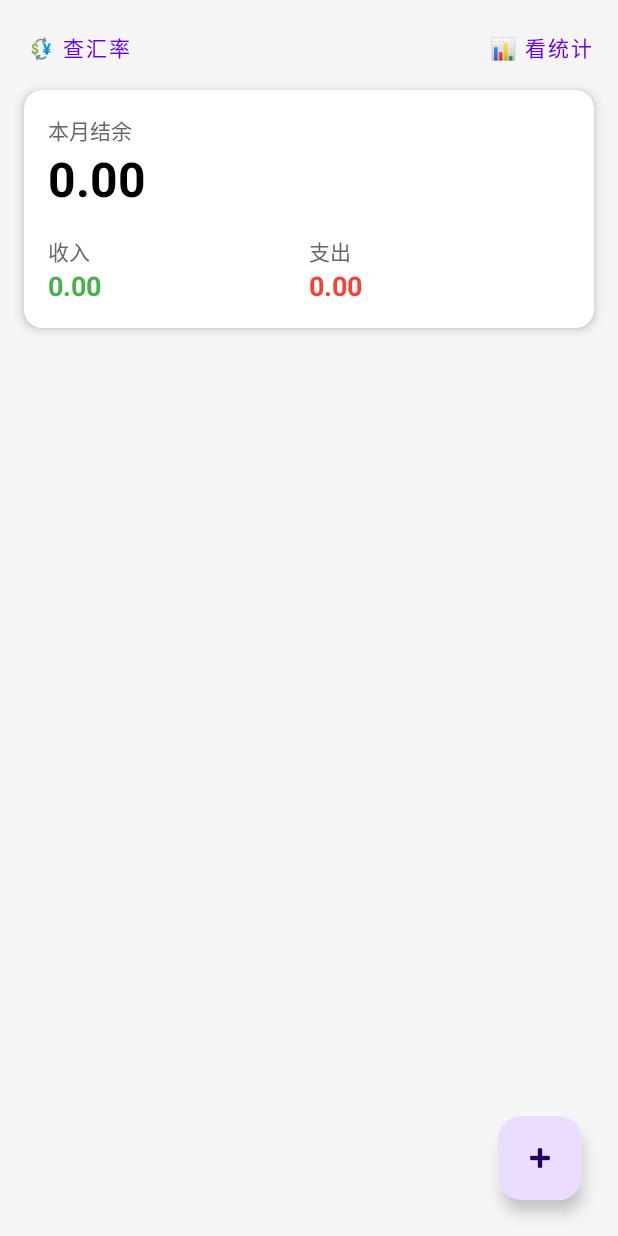
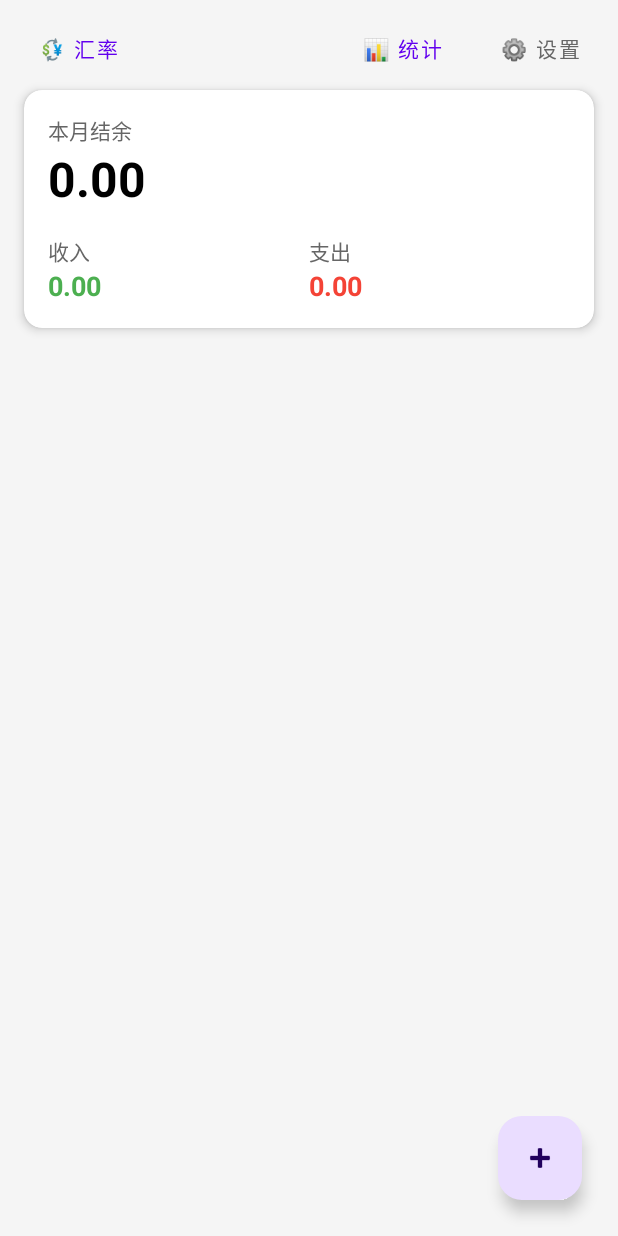
Before and after one commit to xyxhdesu/CoinTrack, an Android app: the screen it shows after launch (MainActivity), on a phone screen of 412 x 824 dp. Run offline under Robolectric (Android 15) with nearby library versions, the phone set to English and light mode, and no system bars; our stand-ins replace Room's generated code.

Commit message:
Final: Complete project with profile settings and layout fixes

```diff
--- a/app/src/main/java/com/example/cointrack/ui/home/HomeFragment.kt
+++ b/app/src/main/java/com/example/cointrack/ui/home/HomeFragment.kt
@@ -76,11 +76,36 @@ class HomeFragment : Fragment() {
         binding.btnAnalysis.setOnClickListener {
             findNavController().navigate(R.id.action_homeFragment_to_analysisFragment)
         }
+
+        binding.btnProfile.setOnClickListener {
+            findNavController().navigate(R.id.action_homeFragment_to_profileFragment)
+        }
     }
 
+    // 修改这个方法
     private fun updateBalance(income: Double, expense: Double) {
         val balance = income - expense
         binding.tvTotalBalance.text = String.format("%.2f", balance)
+
+        // === ✅ 新增：超支检查逻辑 ===
+        val prefs = requireContext().getSharedPreferences("CoinTrackPrefs", android.content.Context.MODE_PRIVATE)
+        val budget = prefs.getFloat("budget_limit", 0f) // 获取设定的预算
+
+        if (budget > 0) {
+            if (expense > budget) {
+                // 如果超支：支出显示红色，并弹窗提示
+                binding.tvTotalExpense.setTextColor(android.graphics.Color.RED)
+                // 也可以把"本月结余"这几个字改成警告
+                binding.tvTotalBalance.setTextColor(android.graphics.Color.RED)
+                // 甚至弹个 Toast
+                // Toast.makeText(context, "警告：本月已超支！", Toast.LENGTH_LONG).show()
+            } else {
+                // 没超支：恢复正常颜色
+                binding.tvTotalExpense.setTextColor(android.graphics.Color.parseColor("#F44336")) // 原来的红色
+                binding.tvTotalBalance.setTextColor(android.graphics.Color.BLACK)
+            }
+        }
+        // ============================
     }
 
     override fun onDestroyView() {
--- a/app/src/main/res/layout/fragment_home.xml
+++ b/app/src/main/res/layout/fragment_home.xml
@@ -22,7 +22,7 @@
             android:id="@+id/btnRate"
             android:layout_width="wrap_content"
             android:layout_height="wrap_content"
-            android:text="💱 查汇率"
+            android:text="💱 汇率"
             style="@style/Widget.MaterialComponents.Button.TextButton"
             android:textColor="#6200EE"/>
 
@@ -35,9 +35,21 @@
             android:id="@+id/btnAnalysis"
             android:layout_width="wrap_content"
             android:layout_height="wrap_content"
-            android:text="📊 看统计"
+            android:text="📊 统计"
             style="@style/Widget.MaterialComponents.Button.TextButton"
             android:textColor="#6200EE"/>
+
+        <View
+            android:layout_width="4dp"
+            android:layout_height="0dp" />
+
+        <Button
+            android:id="@+id/btnProfile"
+            android:layout_width="wrap_content"
+            android:layout_height="wrap_content"
+            android:text="⚙️ 设置"
+            style="@style/Widget.MaterialComponents.Button.TextButton"
+            android:textColor="#666666"/>
     </LinearLayout>
 
     <androidx.cardview.widget.CardView
--- a/app/src/main/res/navigation/nav_graph.xml
+++ b/app/src/main/res/navigation/nav_graph.xml
@@ -22,6 +22,10 @@
         <action
             android:id="@+id/action_homeFragment_to_analysisFragment"
             app:destination="@id/analysisFragment" />
+
+        <action
+            android:id="@+id/action_homeFragment_to_profileFragment"
+            app:destination="@id/profileFragment" />
     </fragment>
 
     <fragment
@@ -41,4 +45,11 @@
         android:name="com.example.cointrack.ui.analysis.AnalysisFragment"
         android:label="统计分析"
         tools:layout="@layout/fragment_analysis" />
+
+    <fragment
+        android:id="@+id/profileFragment"
+        android:name="com.example.cointrack.ui.profile.ProfileFragment"
+        android:label="设置与导出"
+        tools:layout="@layout/fragment_profile" />
+
 </navigation>
--- /dev/null
+++ b/app/src/main/res/xml/file_paths.xml
@@ -0,0 +1,4 @@
+<?xml version="1.0" encoding="utf-8"?>
+<paths>
+    <cache-path name="cache_docs" path="." />
+</paths>
```
Also changed, not shown: app/src/main/AndroidManifest.xml (+10 -0 lines), app/src/main/java/com/example/cointrack/ui/profile/ProfileFragment.kt (added, +96 -0 lines), app/src/main/res/layout/fragment_profile.xml (added, +75 -0 lines).
